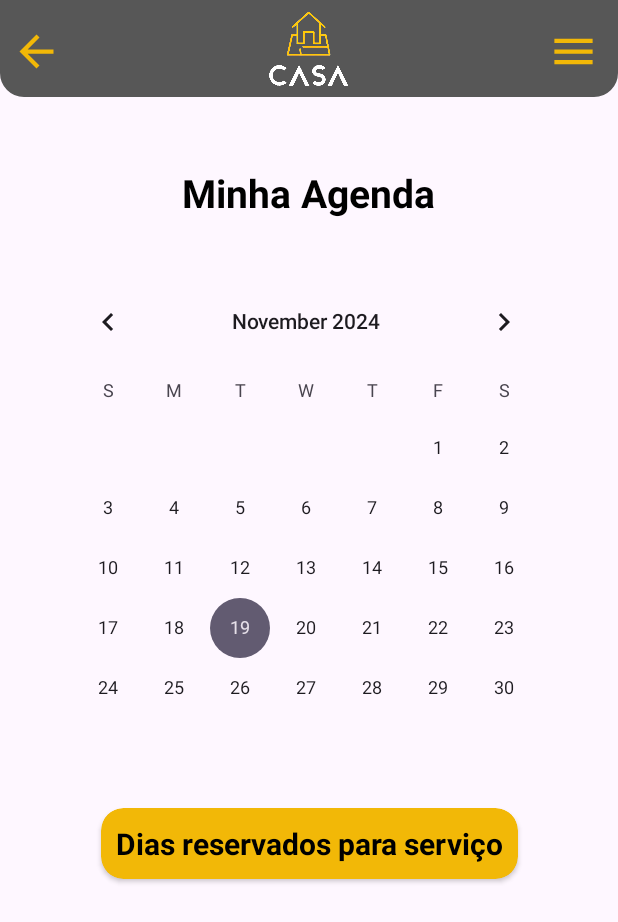
After one commit to Cainann07/CasaEmOrdem, an Android app: the CalendarioActivity screen opened directly, with no data from a screen before it, on a phone screen of 412 x 824 dp. The commit adds this screen. Shown: the top 922 px of the screen. Run offline under Robolectric (Android 15) with nearby library versions, the phone set to English and light mode, and no system bars.

```diff
--- /dev/null
+++ b/app/src/main/java/com/example/casaemordem/CalendarioActivity.java
@@ -0,0 +1,20 @@
+package com.example.casaemordem;
+
+import android.os.Bundle;
+
+import androidx.activity.EdgeToEdge;
+import androidx.appcompat.app.AppCompatActivity;
+import androidx.core.graphics.Insets;
+import androidx.core.view.ViewCompat;
+import androidx.core.view.WindowInsetsCompat;
+
+public class CalendarioActivity extends AppCompatActivity {
+
+    @Override
+    protected void onCreate(Bundle savedInstanceState) {
+        super.onCreate(savedInstanceState);
+        EdgeToEdge.enable(this);
+        setContentView(R.layout.activity_calendario);
+
+    }
+}
--- a/app/src/main/java/com/example/casaemordem/PaginaInicialClienteActivity.java
+++ b/app/src/main/java/com/example/casaemordem/PaginaInicialClienteActivity.java
@@ -35,7 +35,7 @@ public class PaginaInicialClienteActivity extends AppCompatActivity {
             }else if (item.getItemId() == R.id.fab_bottom) {
                 startActivity(new Intent(this, ContrataServicoActivity.class));
             }else if (item.getItemId() == R.id.btnMenuCalendario) {
-                startActivity(new Intent(this, InfoEnderecoClienteActivity.class));
+                startActivity(new Intent(this, CalendarioActivity.class));
             }else if (item.getItemId() == R.id.btnMenuUsuario) {
                 startActivity(new Intent(this, InfoEnderecoClienteActivity.class));
             }
--- /dev/null
+++ b/app/src/main/res/layout/activity_calendario.xml
@@ -0,0 +1,80 @@
+<?xml version="1.0" encoding="utf-8"?>
+<androidx.constraintlayout.widget.ConstraintLayout xmlns:android="http://schemas.android.com/apk/res/android"
+    xmlns:app="http://schemas.android.com/apk/res-auto"
+    xmlns:tools="http://schemas.android.com/tools"
+    android:id="@+id/main"
+    android:layout_width="match_parent"
+    android:layout_height="match_parent"
+    tools:context=".CalendarioActivity">
+
+
+    <include
+        android:id="@+id/include"
+        layout="@layout/toolbar"
+        android:layout_width="match_parent"
+        android:layout_height="wrap_content" />
+
+    <TextView
+        android:id="@+id/textView8"
+        android:layout_width="wrap_content"
+        android:layout_height="wrap_content"
+        android:layout_marginStart="121dp"
+        android:layout_marginTop="138dp"
+        android:layout_marginEnd="122dp"
+        android:layout_marginBottom="29dp"
+        android:text="Minha Agenda"
+        android:textColor="#000000"
+        android:textSize="26sp"
+        android:textStyle="bold"
+        app:layout_constraintBottom_toTopOf="@+id/calendarView"
+        app:layout_constraintEnd_toEndOf="parent"
+        app:layout_constraintHorizontal_bias="1.0"
+        app:layout_constraintStart_toStartOf="parent"
+        app:layout_constraintTop_toTopOf="parent"
+        app:layout_constraintVertical_bias="0.52" />
+
+    <CalendarView
+        android:id="@+id/calendarView"
+        android:layout_width="wrap_content"
+        android:layout_height="wrap_content"
+        android:layout_marginStart="30dp"
+        android:layout_marginTop="5dp"
+        android:layout_marginEnd="31dp"
+        android:layout_marginBottom="20dp"
+        app:layout_constraintBottom_toTopOf="@+id/cardView6"
+        app:layout_constraintEnd_toEndOf="parent"
+        app:layout_constraintHorizontal_bias="0.0"
+        app:layout_constraintStart_toStartOf="parent"
+        app:layout_constraintTop_toBottomOf="@+id/textView8" />
+
+    <androidx.cardview.widget.CardView
+        android:id="@+id/cardView6"
+        android:layout_width="wrap_content"
+        android:layout_height="wrap_content"
+        android:layout_marginBottom="266dp"
+        android:paddingTop="30dp"
+        app:cardBackgroundColor="@color/amareloPadrao"
+        app:cardCornerRadius="15dp"
+        app:layout_constraintBottom_toBottomOf="parent"
+        app:layout_constraintEnd_toEndOf="parent"
+        app:layout_constraintHorizontal_bias="0.5"
+        app:layout_constraintStart_toStartOf="parent"
+        app:layout_constraintTop_toBottomOf="@+id/calendarView">
+
+        <TextView
+            android:id="@+id/textView9"
+            android:layout_width="wrap_content"
+            android:layout_height="wrap_content"
+            android:layout_gravity="center"
+            android:padding="10dp"
+            android:paddingHorizontal="15dp"
+            android:text="Dias reservados para serviço"
+            android:textColor="#000000"
+            android:textSize="20sp"
+            android:textStyle="bold" />
+
+
+    </androidx.cardview.widget.CardView>
+
+
+</androidx.constraintlayout.widget.ConstraintLayout>
--- a/app/src/main/res/layout/activity_pagina_inicial_cliente.xml
+++ b/app/src/main/res/layout/activity_pagina_inicial_cliente.xml
@@ -168,7 +168,8 @@
         app:maxImageSize="40dp"
         app:shapeAppearanceOverlay="@style/roundedImageViewRounded"
         app:tint="@color/amareloPadrao"
-        tools:ignore="ImageContrastCheck" />
+        tools:ignore="ImageContrastCheck"
+        android:paddingTop="60dp"/>
 
 
 </androidx.coordinatorlayout.widget.CoordinatorLayout>
--- a/app/src/main/res/layout/toolbar.xml
+++ b/app/src/main/res/layout/toolbar.xml
@@ -5,7 +5,7 @@
     xmlns:app="http://schemas.android.com/apk/res-auto"
     android:layout_width="match_parent"
     android:layout_height="wrap_content"
-    android:backgroundTint="#575757"
+    android:backgroundTint="@color/cinzaPadrao"
     android:background="@drawable/inferior_arredondada"
     android:padding="7dp">
 
@@ -14,14 +14,16 @@
         android:layout_width="wrap_content"
         android:layout_height="wrap_content"
         android:layout_marginTop="10dp"
-        android:src="@drawable/baseline_arrow_back_24" />
+        android:src="@drawable/baseline_arrow_back_24"
+        android:onClick="PaginaInicial"/>
 
     <ImageView
         android:id="@+id/icone_logo"
         android:layout_width="70dp"
         android:layout_height="50dp"
         android:layout_centerHorizontal="true"
-        app:srcCompat="@drawable/casa_em_ordem_logo_photoroom_branco_superior" />
+        app:srcCompat="@drawable/casa_em_ordem_logo_photoroom_branco_superior"
+        android:onClick="PaginaInicial"/>
 
     <ImageView
         android:id="@+id/icone_menu"
--- a/app/src/main/res/values/colors.xml
+++ b/app/src/main/res/values/colors.xml
@@ -10,5 +10,6 @@
     <color name="lavender">#8692f7</color>
     <color name="amareloPadrao">#F2B807</color>
     <color name="cinza">#888888</color>
+    <color name="cinzaPadrao">#575757</color>
 
 </resources>
```
Also changed, not shown: app/src/main/AndroidManifest.xml (+18 -14 lines), app/src/main/java/com/example/casaemordem/SplashInicialActivity.java (added, +28 -0 lines), app/src/main/res/layout/activity_splash_inicial.xml (added, +21 -0 lines), app/src/main/res/drawable/imgpromocaoeletrica.jpg, app/src/main/res/drawable/imgpromocaohidraulica.jpg, app/src/main/res/drawable/imgpromocaolimpeza.jpg.
